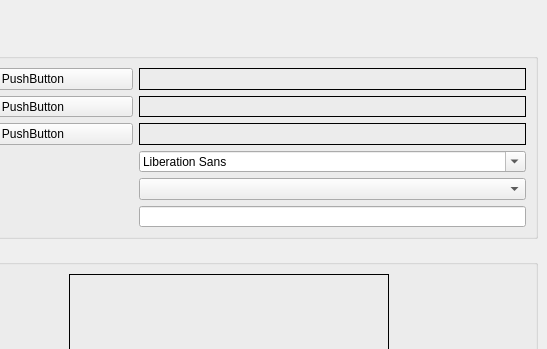
Qt form main.ui (djfun/audio-visualizer-python) before a commit; both pictures show x 88 to 635 and y 0 to 349 of the 635 by 610 pixel window.
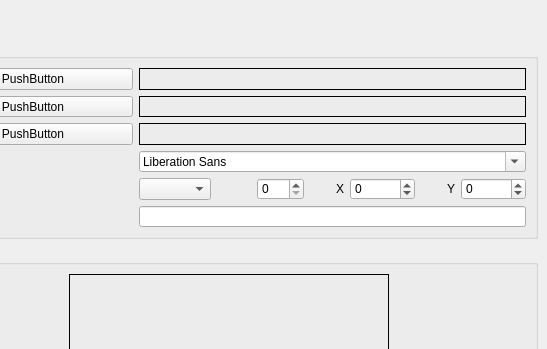
The same form after that commit.

Commit message: added fontsize and position option to UI

```diff
--- a/main.ui
+++ b/main.ui
@@ -202,7 +202,74 @@
               </widget>
              </item>
              <item>
-              <widget class="QComboBox" name="alignmentComboBox"/>
+              <layout class="QHBoxLayout" name="horizontalLayout_3">
+               <item>
+                <widget class="QComboBox" name="alignmentComboBox"/>
+               </item>
+               <item>
+                <widget class="QLabel" name="label_fontsize">
+                 <property name="text">
+                  <string/>
+                 </property>
+                </widget>
+               </item>
+               <item>
+                <widget class="QSpinBox" name="fontsizeSpinBox">
+                 <property name="maximum">
+                  <number>999</number>
+                 </property>
+                </widget>
+               </item>
+               <item>
+                <widget class="QLabel" name="label_textX">
+                 <property name="layoutDirection">
+                  <enum>Qt::LeftToRight</enum>
+                 </property>
+                 <property name="text">
+                  <string>X</string>
+                 </property>
+                 <property name="alignment">
+                  <set>Qt::AlignRight|Qt::AlignTrailing|Qt::AlignVCenter</set>
+                 </property>
+                </widget>
+               </item>
+               <item>
+                <widget class="QSpinBox" name="textXSpinBox">
+                 <property name="sizePolicy">
+                  <sizepolicy hsizetype="Minimum" vsizetype="Fixed">
+                   <horstretch>0</horstretch>
+                   <verstretch>0</verstretch>
+                  </sizepolicy>
+                 </property>
+                 <property name="minimum">
+                  <number>-99999</number>
+                 </property>
+                 <property name="maximum">
+                  <number>99999</number>
+                 </property>
+                </widget>
+               </item>
+               <item>
+                <widget class="QLabel" name="label_textY">
+                 <property name="text">
+                  <string>Y</string>
+                 </property>
+                 <property name="alignment">
+                  <set>Qt::AlignRight|Qt::AlignTrailing|Qt::AlignVCenter</set>
+                 </property>
+                </widget>
+               </item>
+               <item>
+                <widget class="QSpinBox" name="textYSpinBox">
+                 <property name="minimum">
+                  <number>-99999</number>
+                 </property>
+                 <property name="maximum">
+                  <number>99999</number>
+                 </property>
+                </widget>
+               </item>
+              </layout>
              </item>
             </layout>
            </item>
```
Left out of the diff: 2 changed lines with no effect on the pictures. The commit also changes 2 other files.
